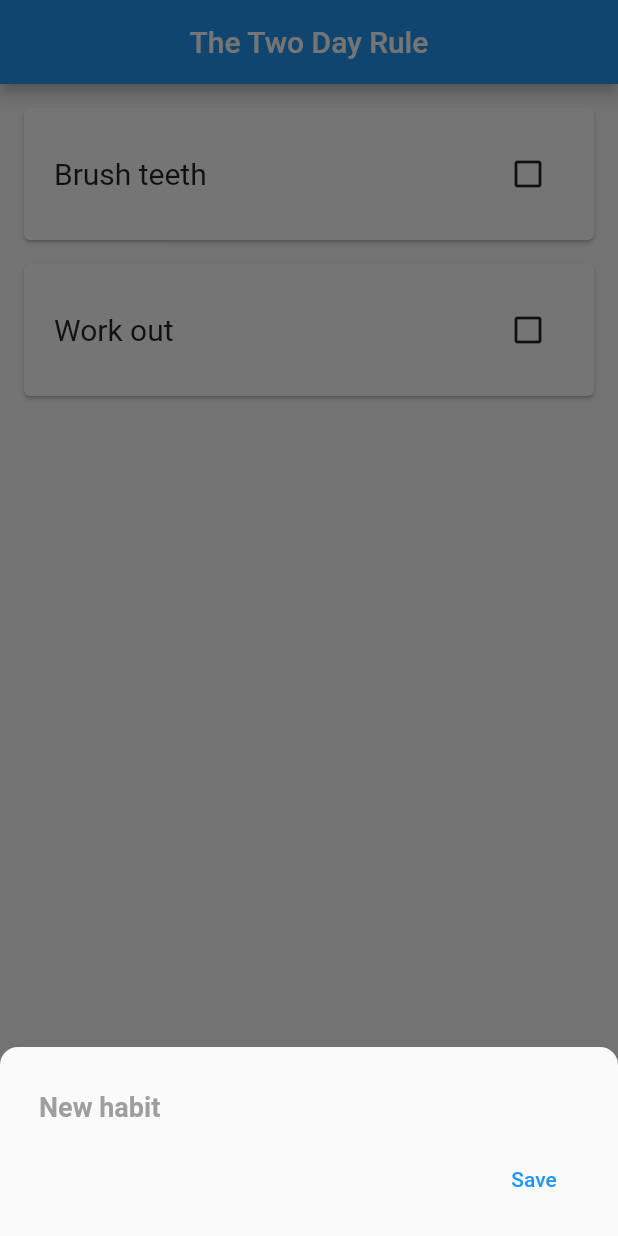
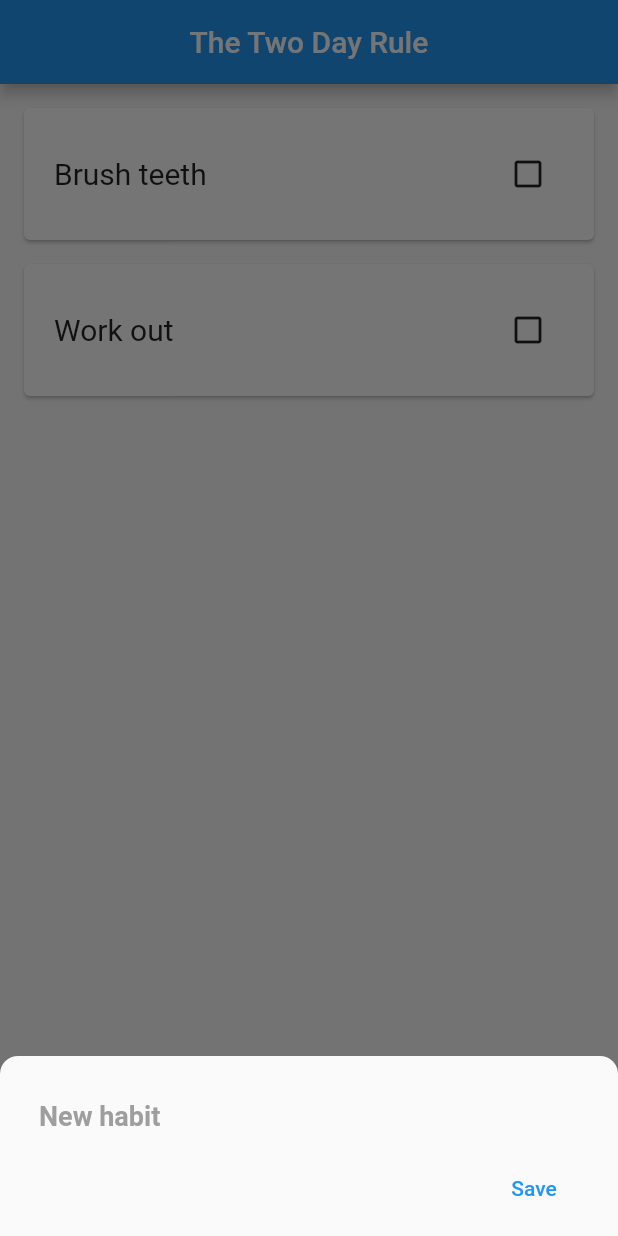
Before and after one commit to keiwanmosaddegh/twoday, a Flutter app: the screen it shows after launch, after a tap on the "add" icon, on a phone screen of 412 x 824 dp. Run offline on Flutter 3.47's test engine with Material 2 defaults, Android fonts, the phone set to English and light mode, and no system bars.

Commit message:
Solved the issue by removing height, and adding some stuff

```diff
--- a/lib/habitList.dart
+++ b/lib/habitList.dart
@@ -18,6 +18,7 @@ class _HabitListState extends State<HabitList> {
           child: Icon(Icons.add),
           onPressed: () {
             showModalBottomSheet(
+              isScrollControlled: true,
                 shape: RoundedRectangleBorder(
                     borderRadius: BorderRadius.only(
                         topLeft: Radius.circular(12),
--- a/lib/modalBottomSheet.dart
+++ b/lib/modalBottomSheet.dart
@@ -8,9 +8,10 @@ class ModalBottomSheet extends StatefulWidget {
 class _ModalBottomSheetState extends State<ModalBottomSheet> {
   @override
   Widget build(BuildContext context) {
-    return Container(
-      height: 110,
-      margin: EdgeInsets.fromLTRB(26, 16, 12, 0),
+    return SingleChildScrollView(
+      child: Container(
+        margin: EdgeInsets.fromLTRB(26, 16, 12, 8),
+        padding: EdgeInsets.only(bottom: MediaQuery.of(context).viewInsets.bottom),
         child: Column(
           mainAxisSize: MainAxisSize.max,
           children: <Widget>[
@@ -30,6 +31,7 @@ class _ModalBottomSheetState extends State<ModalBottomSheet> {
               ],
             )
           ],
+        ),
       ),
     );
   }
```
Lines whose indentation alone changed are shown as unchanged.
